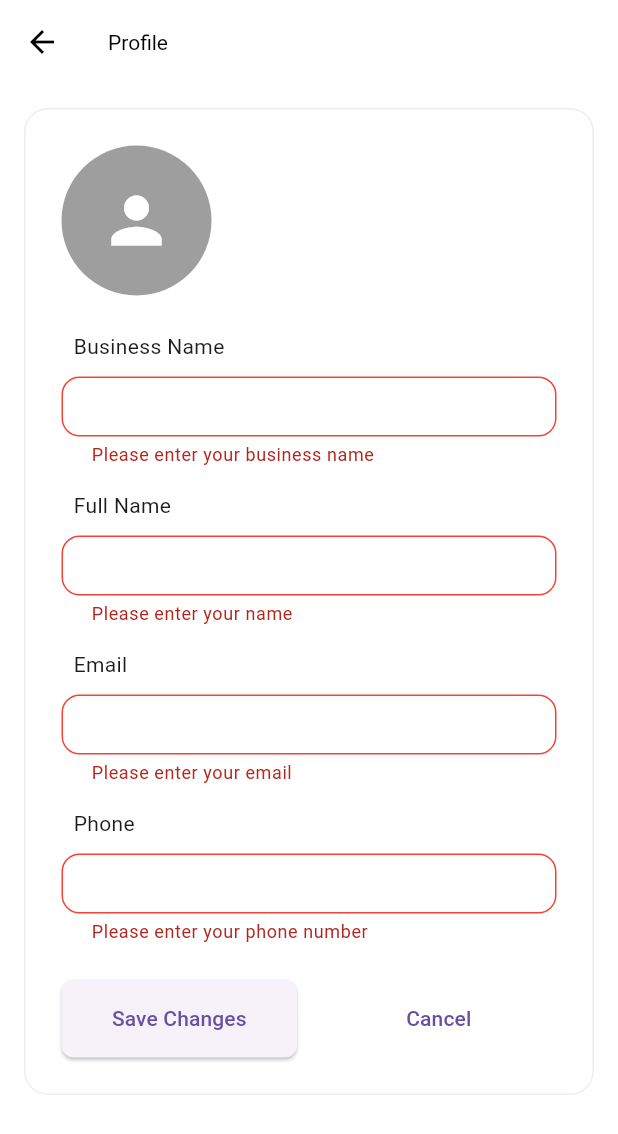
After one commit to craftedbyaditya/saasify, a Flutter app: the ProfileScreen screen opened directly, after a tap on the "edit" icon, after a tap on "Save Changes", on a phone screen of 412 x 824 dp. The commit adds this screen. Shown: the top 1134 px of the screen. Run offline on Flutter 3.47's test engine with Material 3 defaults, Android fonts, the phone set to English and light mode, and no system bars; our stand-ins replace open_file, shared_preferences, supabase_flutter; missing offline and left inert: gsheets; accounts and stored records are empty; project files that could hold a hidden picture were left out.

Commit message:
Few navigation fixes

```diff
--- a/lib/bloc/pos/pos_bloc.dart
+++ b/lib/bloc/pos/pos_bloc.dart
@@ -25,6 +25,7 @@ class PosBloc {
           'description': product['description'] ?? '',
           'amount': product['price'] ?? 0.0,
           'quantity': 0,
+          'product_image': product['product_image'] ?? '',
         };
       }).toList();
     } catch (e) {
--- /dev/null
+++ b/lib/bloc/profile/profile_bloc.dart
@@ -0,0 +1,126 @@
+import 'package:supabase_flutter/supabase_flutter.dart';
+import 'package:shared_preferences/shared_preferences.dart';
+
+class ProfileService {
+  static final _supabase = Supabase.instance.client;
+
+  static Future<Map<String, String>> fetchUserData() async {
+    try {
+      final currentUser = _supabase.auth.currentUser;
+      if (currentUser == null) {
+        throw Exception('User not authenticated');
+      }
+
+      // Get data from Supabase
+      final userData =
+          await _supabase
+              .from('users')
+              .select()
+              .eq('id', currentUser.id)
+              .single();
+
+      // Cache the data locally
+      final prefs = await SharedPreferences.getInstance();
+      await prefs.setString('userName', userData['name'] ?? '');
+      await prefs.setString('userEmail', currentUser.email ?? '');
+      await prefs.setString('userPhone', userData['mobile'] ?? '');
+      await prefs.setString('businessName', userData['business_name'] ?? '');
+
+      return {
+        'name': userData['name'] ?? '',
+        'email': currentUser.email ?? '',
+        'phone': userData['mobile'] ?? '',
+        'businessName': userData['business_name'] ?? '',
+      };
+    } catch (e) {
+      // If user data doesn't exist, create an empty record
+      if (e is PostgrestException && e.code == 'PGRST116') {
+        final currentUser = _supabase.auth.currentUser;
+        if (currentUser != null) {
+          try {
+            await _supabase.from('users').insert({
+              'id': currentUser.id,
+              'email': currentUser.email,
+              'name': '',
+              'mobile': '',
+              'business_name': '',
+              'created_at': DateTime.now().toIso8601String(),
+            });
+          } catch (insertError) {
+            print('Error creating user record: $insertError');
+          }
+        }
+      }
+
+      // Fallback to cached data if network fails
+      final prefs = await SharedPreferences.getInstance();
+      return {
+        'name': prefs.getString('userName') ?? '',
+        'email': prefs.getString('userEmail') ?? '',
+        'phone': prefs.getString('userPhone') ?? '',
+        'businessName': prefs.getString('businessName') ?? '',
+      };
+    }
+  }
+
+  static Future<void> updateUserData({
+    required String name,
+    required String email,
+    required String phone,
+    required String businessName,
+  }) async {
+    try {
+      final currentUser = _supabase.auth.currentUser;
+      if (currentUser == null) {
+        throw Exception('User not authenticated');
+      }
+
+      // Update data in Supabase
+      final response =
+          await _supabase.from('users').upsert({
+            'id': currentUser.id,
+            'email': email, // Added email field
+            'name': name,
+            'mobile': phone,
+            'business_name': businessName,
+          }).select();
+
+      print('Supabase update response: $response');
+
+      // Cache the updated data
+      final prefs = await SharedPreferences.getInstance();
+      await prefs.setString('userName', name);
+      await prefs.setString('userEmail', email);
+      await prefs.setString('userPhone', phone);
+      await prefs.setString('businessName', businessName);
+    } catch (e) {
+      print('Error updating user data: $e');
+      if (e is PostgrestException) {
+        print('Postgrest error code: ${e.code}');
+        print('Postgrest error details: ${e.details}');
+      }
+      print('Error full details: ${e.toString()}');
+      throw Exception('Failed to update user data: ${e.toString()}');
+    }
+  }
+}
+
+class ProfileBloc {
+  Future<Map<String, String>> getUserData() async {
+    return ProfileService.fetchUserData();
+  }
+
+  Future<void> updateProfile({
+    required String name,
+    required String email,
+    required String phone,
+    required String businessName,
+  }) async {
+    await ProfileService.updateUserData(
+      name: name,
+      email: email,
+      phone: phone,
+      businessName: businessName,
+    );
+  }
+}
--- a/lib/screens/dashboard/dashboard_screen.dart
+++ b/lib/screens/dashboard/dashboard_screen.dart
@@ -4,6 +4,7 @@ import 'package:saasify_lite/screens/inventory/add_new_item.dart';
 import 'package:saasify_lite/screens/orders/order_history_screen.dart';
 import 'package:saasify_lite/screens/pos/pos_screen.dart';
 import 'package:saasify_lite/screens/customers/all_customers_screen.dart';
+import 'package:saasify_lite/screens/profile/profile_screen.dart';
 import '../../bloc/dashboard/dashboard_bloc.dart';
 import '../../constants/dimensions.dart';
 
@@ -106,24 +107,38 @@ class _DashboardScreenState extends State<DashboardScreen> {
         actions: [
           IconButton(
             icon: const Icon(
-              Icons.notifications_none_rounded,
+              Icons.refresh_rounded,
               color: Colors.black87,
               size: 28,
             ),
-            onPressed: () {},
+            onPressed: () => _loadStats(),
           ),
           const SizedBox(width: 8),
-          CircleAvatar(
+          InkWell(
+            onTap: () => _navigateTo(const ProfileScreen()),
+            child: CircleAvatar(
               backgroundColor: const Color(0xFF006d77).withOpacity(0.1),
               child: const Icon(
                 Icons.person_outline_rounded,
                 color: Color(0xFF006d77),
               ),
             ),
+          ),
           const SizedBox(width: 16),
         ],
       ),
-      body: SafeArea(
+      body: RefreshIndicator(
+        color: Theme.of(context).primaryColor,
+        onRefresh: () async {
+          setState(() {
+            _isLoading = true;
+          });
+          await _dashboardService.getStats();
+          setState(() {
+            _isLoading = false;
+          });
+        },
+        child: SafeArea(
           child: SingleChildScrollView(
             child: Column(
               crossAxisAlignment: CrossAxisAlignment.start,
@@ -286,6 +301,7 @@ class _DashboardScreenState extends State<DashboardScreen> {
             ),
           ),
         ),
+      ),
     );
   }
 
--- a/lib/screens/pos/bill_pdf_screen.dart
+++ b/lib/screens/pos/bill_pdf_screen.dart
@@ -2,6 +2,7 @@ import 'dart:io';
 import 'package:pdf/widgets.dart' as pw;
 import 'package:path_provider/path_provider.dart';
 import 'package:intl/intl.dart';
+import 'package:shared_preferences/shared_preferences.dart';
 
 class BillPdfGenerator {
   Future<File> generateBill({
@@ -24,6 +25,10 @@ class BillPdfGenerator {
 
     final balanceAmount = totalAmount - paidAmount;
 
+    final businessDetails = await _getBusinessDetails();
+    final businessName = businessDetails['businessName']?.trim();
+    final contactNumber = businessDetails['phone']?.trim();
+
     pdf.addPage(
       pw.Page(
         build:
@@ -31,13 +36,14 @@ class BillPdfGenerator {
               crossAxisAlignment: pw.CrossAxisAlignment.start,
               children: [
                 // Business Name & Contact
-                pw.Text(
-                  'BUSINESS NAME',
-                  style: pw.TextStyle(
-                    fontSize: 20,
-                    fontWeight: pw.FontWeight.bold,
+                if (businessName?.isNotEmpty ?? false)
+                  pw.Text(
+                    businessName!,
+                    style: pw.TextStyle(
+                      fontSize: 20,
+                      fontWeight: pw.FontWeight.bold,
+                    ),
                   ),
-                ),
                 pw.SizedBox(height: 15),
                 pw.Row(
                   mainAxisAlignment: pw.MainAxisAlignment.spaceBetween,
@@ -186,16 +192,21 @@ class BillPdfGenerator {
                     children: [
                       pw.SizedBox(height: 20),
 
+                      if (contactNumber?.isNotEmpty ?? false)
+                        pw.Text(
+                          'Contact Us : $contactNumber',
+                          textAlign: pw.TextAlign.center,
+                          style: pw.TextStyle(fontSize: 10),
+                        ),
+                      pw.SizedBox(height: 5),
                       pw.Text(
                         'Thank You For Supporting Our Business!',
                         textAlign: pw.TextAlign.center,
                         style: pw.TextStyle(
-                          fontSize: 12,
+                          fontSize: 10,
                           fontWeight: pw.FontWeight.bold,
                         ),
                       ),
-                      pw.SizedBox(height: 5),
-                      pw.Text('Contact Us : +91 8329197228'),
                       pw.SizedBox(height: 20),
                     ],
                   ),
@@ -212,6 +223,14 @@ class BillPdfGenerator {
 
     await file.writeAsBytes(await pdf.save());
     return file;
+  }
+
+  Future<Map<String, String>> _getBusinessDetails() async {
+    final prefs = await SharedPreferences.getInstance();
+    return {
+      'businessName': prefs.getString('businessName') ?? '',
+      'phone': prefs.getString('userPhone') ?? '',
+    };
   }
 
   // Helper function to create formatted rows
--- a/lib/screens/pos/pos_screen.dart
+++ b/lib/screens/pos/pos_screen.dart
@@ -256,11 +256,20 @@ class _PosScreenState extends State<PosScreen> {
                                     ),
                                   ),
                                   alignment: Alignment.center,
-                                  child: Icon(
-                                    Icons.inventory_2_outlined,
-                                    size: 40,
-                                    color: Colors.grey[400],
-                                  ),
+                                  child:
+                                      (_filteredProducts[index]['product_image'] !=
+                                              null)
+                                          ? Image.network(
+                                            product['product_image'],
+                                            width: double.infinity,
+                                            height: double.infinity,
+                                            fit: BoxFit.cover,
+                                          )
+                                          : Icon(
+                                            Icons.inventory_2_outlined,
+                                            size: 40,
+                                            color: Colors.grey[400],
+                                          ),
                                 ),
                               ),
                               Padding(
@@ -280,6 +289,13 @@ class _PosScreenState extends State<PosScreen> {
                                       overflow: TextOverflow.ellipsis,
                                     ),
                                     const SizedBox(height: 4),
+                                    Text(
+                                      product['description'],
+                                      style: const TextStyle(fontSize: 13.0),
+                                      maxLines: 1,
+                                      overflow: TextOverflow.ellipsis,
+                                    ),
+                                    const SizedBox(height: 8),
                                     Text(
                                       '₹${product['amount']}',
                                       style: TextStyle(
@@ -341,6 +357,8 @@ class _PosScreenState extends State<PosScreen> {
                       },
                     ),
           ),
+          const SizedBox(height: AppDimensions.paddingLarge),
+          const SizedBox(height: AppDimensions.paddingMedium),
         ],
       ),
     );
--- /dev/null
+++ b/lib/screens/profile/profile_screen.dart
@@ -0,0 +1,236 @@
+import 'package:flutter/material.dart';
+import '../../widgets/custom_textfield.dart';
+import '../../bloc/profile/profile_bloc.dart';
+
+class ProfileScreen extends StatefulWidget {
+  const ProfileScreen({super.key});
+
+  @override
+  State<ProfileScreen> createState() => _ProfileScreenState();
+}
+
+class _ProfileScreenState extends State<ProfileScreen> {
+  final _formKey = GlobalKey<FormState>();
+  final TextEditingController _nameController = TextEditingController();
+  final TextEditingController _emailController = TextEditingController();
+  final TextEditingController _phoneController = TextEditingController();
+  final TextEditingController _businessNameController = TextEditingController();
+  final ProfileBloc _profileBloc = ProfileBloc();
+  bool _isLoading = false;
+  bool _isEditMode = false;
+
+  @override
+  void initState() {
+    super.initState();
+    _loadUserData();
+  }
+
+  Future<void> _loadUserData() async {
+    setState(() => _isLoading = true);
+    try {
+      final userData = await _profileBloc.getUserData();
+      setState(() {
+        _nameController.text = userData['name'] ?? '';
+        _emailController.text = userData['email'] ?? '';
+        _phoneController.text = userData['phone'] ?? '';
+        _businessNameController.text = userData['businessName'] ?? '';
+      });
+    } catch (e) {
+      if (mounted) {
+        ScaffoldMessenger.of(context).showSnackBar(
+          const SnackBar(content: Text('Failed to load profile data')),
+        );
+      }
+    } finally {
+      setState(() => _isLoading = false);
+    }
+  }
+
+  Future<void> _saveProfile() async {
+    if (!_formKey.currentState!.validate()) return;
+
+    setState(() => _isLoading = true);
+    try {
+      await _profileBloc.updateProfile(
+        name: _nameController.text,
+        email: _emailController.text,
+        phone: _phoneController.text,
+        businessName: _businessNameController.text,
+      );
+
+      if (mounted) {
+        setState(() => _isEditMode = false);
+        ScaffoldMessenger.of(context).showSnackBar(
+          const SnackBar(content: Text('Profile updated successfully')),
+        );
+      }
+    } catch (e) {
+      if (mounted) {
+        ScaffoldMessenger.of(context).showSnackBar(
+          const SnackBar(content: Text('Failed to update profile')),
+        );
+      }
+    } finally {
+      setState(() => _isLoading = false);
+    }
+  }
+
+  @override
+  void dispose() {
+    _nameController.dispose();
+    _emailController.dispose();
+    _phoneController.dispose();
+    _businessNameController.dispose();
+    super.dispose();
+  }
+
+  @override
+  Widget build(BuildContext context) {
+    return Scaffold(
+      appBar: AppBar(
+        title: const Text('Profile'),
+        backgroundColor: Colors.white,
+        elevation: 0,
+        actions: [
+          if (!_isEditMode)
+            IconButton(
+              icon: const Icon(Icons.edit),
+              onPressed: () => setState(() => _isEditMode = true),
+            ),
+        ],
+      ),
+      body:
+          _isLoading
+              ? const Center(child: CircularProgressIndicator())
+              : SingleChildScrollView(
+                child: Padding(
+                  padding: const EdgeInsets.all(16.0),
+                  child: Center(
+                    child: Container(
+                      constraints: const BoxConstraints(maxWidth: 600),
+                      decoration: BoxDecoration(
+                        color: Colors.white,
+                        border: Border.all(color: Colors.grey.shade200),
+                        borderRadius: BorderRadius.circular(16),
+                      ),
+                      padding: const EdgeInsets.all(24.0),
+                      child: Form(
+                        key: _formKey,
+                        child: Column(
+                          crossAxisAlignment: CrossAxisAlignment.start,
+                          children: [
+                            const CircleAvatar(
+                              radius: 50,
+                              backgroundColor: Colors.grey,
+                              child: Icon(
+                                Icons.person,
+                                size: 50,
+                                color: Colors.white,
+                              ),
+                            ),
+                            const SizedBox(height: 24),
+                            CustomTextField(
+                              controller: _businessNameController,
+                              label: 'Business Name',
+                              enabled: _isEditMode,
+                              validator: (value) {
+                                if (value?.isEmpty ?? true) {
+                                  return 'Please enter your business name';
+                                }
+                                return null;
+                              },
+                            ),
+                            const SizedBox(height: 16),
+                            CustomTextField(
+                              controller: _nameController,
+                              label: 'Full Name',
+                              enabled: _isEditMode,
+                              validator: (value) {
+                                if (value?.isEmpty ?? true) {
+                                  return 'Please enter your name';
+                                }
+                                return null;
+                              },
+                            ),
+                            const SizedBox(height: 16),
+                            CustomTextField(
+                              controller: _emailController,
+                              label: 'Email',
+                              enabled: _isEditMode,
+                              keyboardType: TextInputType.emailAddress,
+                              validator: (value) {
+                                if (value?.isEmpty ?? true) {
+                                  return 'Please enter your email';
+                                }
+                                if (!value!.contains('@')) {
+                                  return 'Please enter a valid email';
+                                }
+                                return null;
+                              },
+                            ),
+                            const SizedBox(height: 16),
+                            CustomTextField(
+                              controller: _phoneController,
+                              label: 'Phone',
+                              enabled: _isEditMode,
+                              keyboardType: TextInputType.phone,
+                              validator: (value) {
+                                if (value?.isEmpty ?? true) {
+                                  return 'Please enter your phone number';
+                                }
+                                return null;
+                              },
+                            ),
+                            const SizedBox(height: 24),
+                            if (_isEditMode) ...[
+                              Row(
+                                children: [
+                                  Expanded(
+                                    child: ElevatedButton(
+                                      onPressed: _saveProfile,
+                                      style: ElevatedButton.styleFrom(
+                                        padding: const EdgeInsets.symmetric(
+                                          vertical: 16,
+                                        ),
+                                        shape: RoundedRectangleBorder(
+                                          borderRadius: BorderRadius.circular(
+                                            8,
+                                          ),
+                                        ),
+                                      ),
+                                      child: const Text('Save Changes'),
+                                    ),
+                                  ),
+                                  const SizedBox(width: 16),
+                                  Expanded(
+                                    child: TextButton(
+                                      onPressed:
+                                          () => setState(
+                                            () => _isEditMode = false,
+                                          ),
+                                      style: TextButton.styleFrom(
+                                        padding: const EdgeInsets.symmetric(
+                                          vertical: 16,
+                                        ),
+                                        shape: RoundedRectangleBorder(
+                                          borderRadius: BorderRadius.circular(
+                                            8,
+                                          ),
+                                        ),
+                                      ),
+                                      child: const Text('Cancel'),
+                                    ),
+                                  ),
+                                ],
+                              ),
+                            ],
+                          ],
+                        ),
+                      ),
+                    ),
+                  ),
+                ),
+              ),
+    );
+  }
+}
```
Lines whose indentation alone changed are shown as unchanged.
